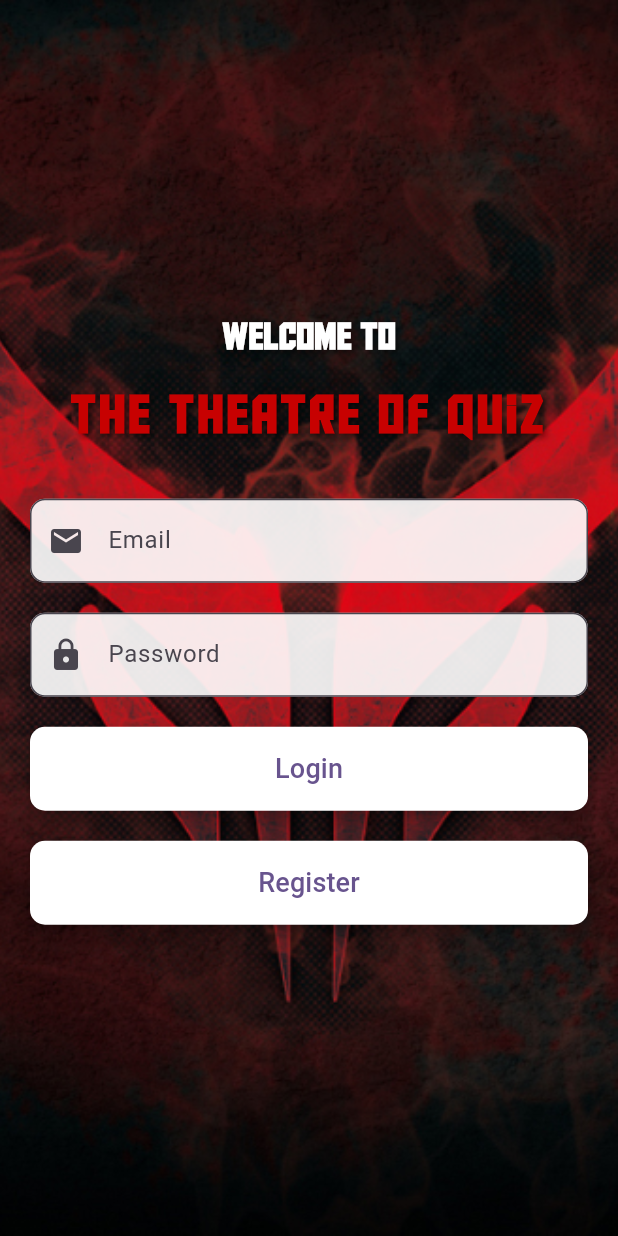
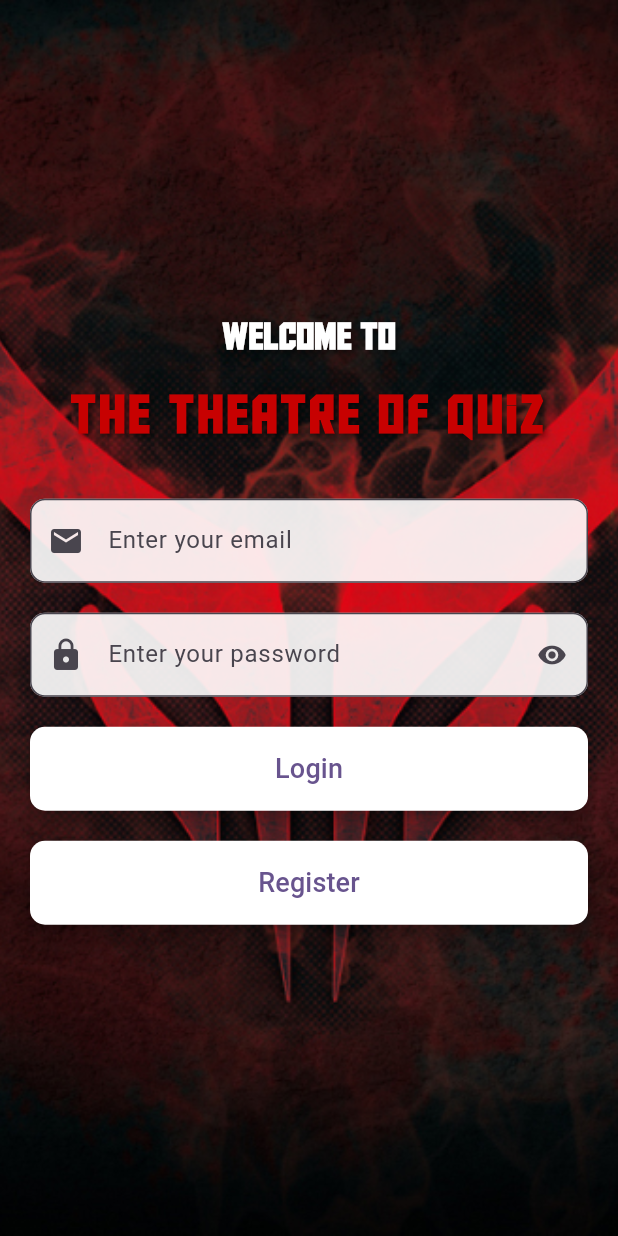
Before and after one commit to AayushPandeyy/manunited_trivia_flutter, a Flutter app: the screen it shows after launch, on a phone screen of 412 x 824 dp. Run offline on Flutter 3.47's test engine with Material 3 defaults, Android fonts, the phone set to English and light mode, and no system bars; our stand-ins replace auto_size_text, carousel_slider, pie_chart, quickalert.

Commit message:
Password can be unhid when login and registering

```diff
--- a/lib/screens/LoginScreen.dart
+++ b/lib/screens/LoginScreen.dart
@@ -10,6 +10,7 @@ class LoginScreen extends StatefulWidget {
 }
 
 class _LoginScreenState extends State<LoginScreen> {
+  bool obscure = true;
   @override
   Widget build(BuildContext context) {
     return Scaffold(
@@ -75,7 +76,6 @@ class _LoginScreenState extends State<LoginScreen> {
                       filled: true,
                       fillColor: Colors.white.withOpacity(0.9),
                       hintText: 'Enter your email',
-                      labelText: 'Email',
                       prefixIcon: Icon(Icons.email),
                       border: OutlineInputBorder(
                         borderRadius: BorderRadius.circular(10.0),
@@ -84,13 +84,22 @@ class _LoginScreenState extends State<LoginScreen> {
                   ),
                   SizedBox(height: 20.0),
                   TextField(
-                    obscureText: true,
+                    obscureText: obscure,
                     decoration: InputDecoration(
                       filled: true,
                       fillColor: Colors.white.withOpacity(0.9),
                       hintText: 'Enter your password',
-                      labelText: 'Password',
                       prefixIcon: Icon(Icons.lock),
+                      suffixIcon: IconButton(
+                          onPressed: () {
+                            setState(() {
+                              obscure = !obscure;
+                            });
+                          },
+                          icon: Icon(
+                            Icons.remove_red_eye,
+                            size: 20,
+                          )),
                       border: OutlineInputBorder(
                         borderRadius: BorderRadius.circular(10.0),
                       ),
```
